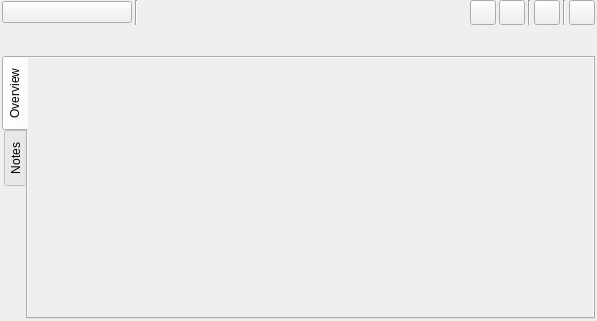
zkovari/plotlyst, file ui/story_structure_settings.ui: the form before one commit.
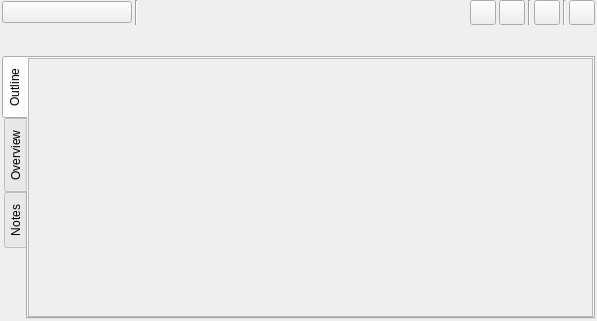
The form after the commit. Custom widgets are drawn as their Qt base class.

```diff
--- a/ui/story_structure_settings.ui
+++ b/ui/story_structure_settings.ui
@@ -213,6 +213,45 @@
      <property name="currentIndex">
       <number>0</number>
      </property>
+     <widget class="QWidget" name="tabOutline">
+      <attribute name="title">
+       <string>Outline</string>
+      </attribute>
+      <layout class="QVBoxLayout" name="verticalLayout_4">
+       <property name="spacing">
+        <number>0</number>
+       </property>
+       <property name="leftMargin">
+        <number>0</number>
+       </property>
+       <property name="topMargin">
+        <number>0</number>
+       </property>
+       <property name="rightMargin">
+        <number>0</number>
+       </property>
+       <property name="bottomMargin">
+        <number>0</number>
+       </property>
+       <item>
+        <widget class="QScrollArea" name="scrollArea_3">
+         <property name="widgetResizable">
+          <bool>true</bool>
+         </property>
+         <widget class="QWidget" name="wdgOutline">
+          <property name="geometry">
+           <rect>
+            <x>0</x>
+            <y>0</y>
+            <width>563</width>
+            <height>254</height>
+           </rect>
+          </property>
+         </widget>
+        </widget>
+       </item>
+      </layout>
+     </widget>
      <widget class="QWidget" name="tabOverview">
       <attribute name="title">
        <string>Overview</string>
```
Left out of the diff: 2 changed lines with no effect on the pictures.
